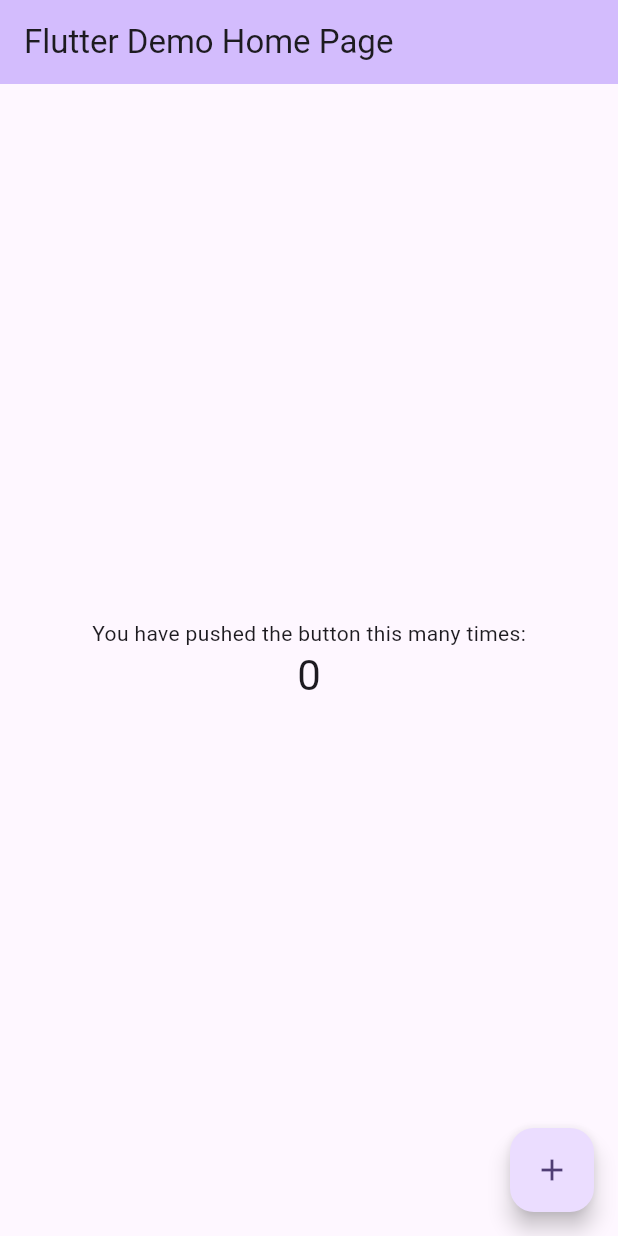
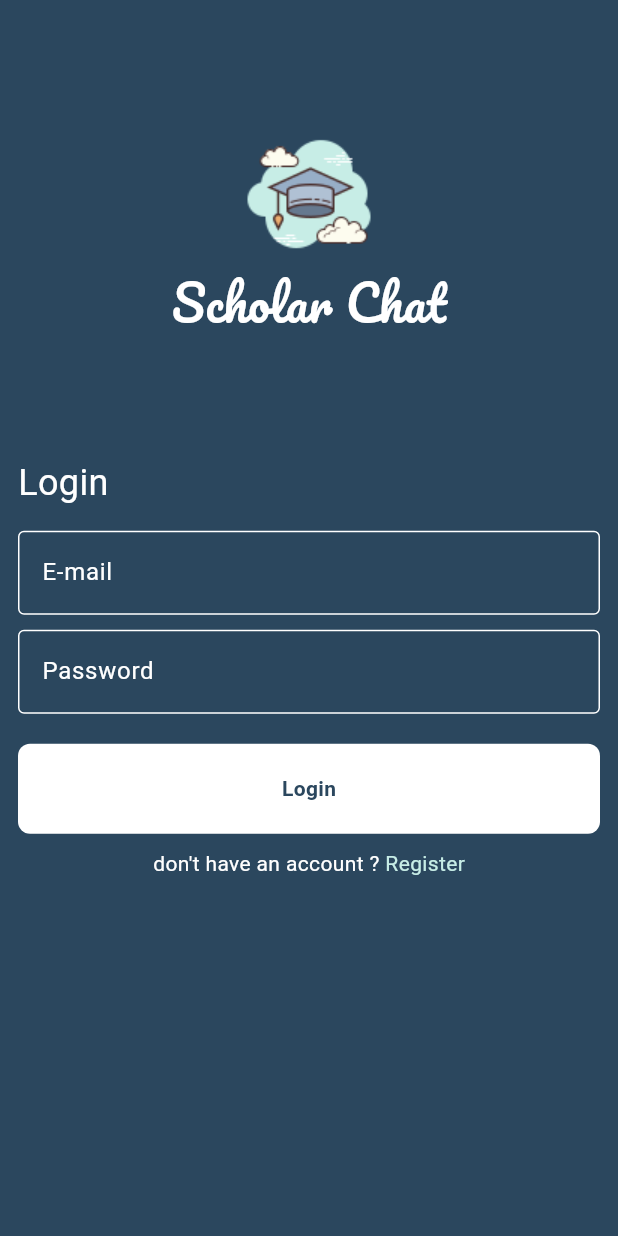
Before and after one commit to A-Elsawy/Chat-App, a Flutter app: the screen it shows after launch, on a phone screen of 412 x 824 dp. Run offline on Flutter 3.47's test engine with Material 3 defaults, Android fonts, the phone set to English and light mode, and no system bars.

```diff
--- a/lib/main.dart
+++ b/lib/main.dart
@@ -1,125 +1,22 @@
+import 'package:chat_app/pages/login_page.dart';
+import 'package:chat_app/pages/register_page.dart';
 import 'package:flutter/material.dart';
 
 void main() {
-  runApp(const MyApp());
+  runApp(const ChatApp());
 }
 
-class MyApp extends StatelessWidget {
-  const MyApp({super.key});
+class ChatApp extends StatelessWidget {
+  const ChatApp({super.key});
 
-  // This widget is the root of your application.
   @override
   Widget build(BuildContext context) {
     return MaterialApp(
-      title: 'Flutter Demo',
-      theme: ThemeData(
-        // This is the theme of your application.
-        //
-        // TRY THIS: Try running your application with "flutter run". You'll see
-        // the application has a purple toolbar. Then, without quitting the app,
-        // try changing the seedColor in the colorScheme below to Colors.green
-        // and then invoke "hot reload" (save your changes or press the "hot
-        // reload" button in a Flutter-supported IDE, or press "r" if you used
-        // the command line to start the app).
-        //
-        // Notice that the counter didn't reset back to zero; the application
-        // state is not lost during the reload. To reset the state, use hot
-        // restart instead.
-        //
-        // This works for code too, not just values: Most code changes can be
-        // tested with just a hot reload.
-        colorScheme: ColorScheme.fromSeed(seedColor: Colors.deepPurple),
-        useMaterial3: true,
-      ),
-      home: const MyHomePage(title: 'Flutter Demo Home Page'),
+      routes: {
+        LoginPage.routeName: (context) => const LoginPage(),
+        RegisterPage.routeName: (context) => const RegisterPage(),
+      },
+      initialRoute: LoginPage.routeName,
     );
   }
 }
-
-class MyHomePage extends StatefulWidget {
-  const MyHomePage({super.key, required this.title});
-
-  // This widget is the home page of your application. It is stateful, meaning
-  // that it has a State object (defined below) that contains fields that affect
-  // how it looks.
-
-  // This class is the configuration for the state. It holds the values (in this
-  // case the title) provided by the parent (in this case the App widget) and
-  // used by the build method of the State. Fields in a Widget subclass are
-  // always marked "final".
-
-  final String title;
-
-  @override
-  State<MyHomePage> createState() => _MyHomePageState();
-}
-
-class _MyHomePageState extends State<MyHomePage> {
-  int _counter = 0;
-
-  void _incrementCounter() {
-    setState(() {
-      // This call to setState tells the Flutter framework that something has
-      // changed in this State, which causes it to rerun the build method below
-      // so that the display can reflect the updated values. If we changed
-      // _counter without calling setState(), then the build method would not be
-      // called again, and so nothing would appear to happen.
-      _counter++;
-    });
-  }
-
-  @override
-  Widget build(BuildContext context) {
-    // This method is rerun every time setState is called, for instance as done
-    // by the _incrementCounter method above.
-    //
-    // The Flutter framework has been optimized to make rerunning build methods
-    // fast, so that you can just rebuild anything that needs updating rather
-    // than having to individually change instances of widgets.
-    return Scaffold(
-      appBar: AppBar(
-        // TRY THIS: Try changing the color here to a specific color (to
-        // Colors.amber, perhaps?) and trigger a hot reload to see the AppBar
-        // change color while the other colors stay the same.
-        backgroundColor: Theme.of(context).colorScheme.inversePrimary,
-        // Here we take the value from the MyHomePage object that was created by
-        // the App.build method, and use it to set our appbar title.
-        title: Text(widget.title),
-      ),
-      body: Center(
-        // Center is a layout widget. It takes a single child and positions it
-        // in the middle of the parent.
-        child: Column(
-          // Column is also a layout widget. It takes a list of children and
-          // arranges them vertically. By default, it sizes itself to fit its
-          // children horizontally, and tries to be as tall as its parent.
-          //
-          // Column has various properties to control how it sizes itself and
-          // how it positions its children. Here we use mainAxisAlignment to
-          // center the children vertically; the main axis here is the vertical
-          // axis because Columns are vertical (the cross axis would be
-          // horizontal).
-          //
-          // TRY THIS: Invoke "debug painting" (choose the "Toggle Debug Paint"
-          // action in the IDE, or press "p" in the console), to see the
-          // wireframe for each widget.
-          mainAxisAlignment: MainAxisAlignment.center,
-          children: <Widget>[
-            const Text(
-              'You have pushed the button this many times:',
-            ),
-            Text(
-              '$_counter',
-              style: Theme.of(context).textTheme.headlineMedium,
-            ),
-          ],
-        ),
-      ),
-      floatingActionButton: FloatingActionButton(
-        onPressed: _incrementCounter,
-        tooltip: 'Increment',
-        child: const Icon(Icons.add),
-      ), // This trailing comma makes auto-formatting nicer for build methods.
-    );
-  }
-}
--- /dev/null
+++ b/lib/pages/login_page.dart
@@ -0,0 +1,96 @@
+import 'package:chat_app/pages/register_page.dart';
+import 'package:chat_app/widgets/custom_button.dart';
+import 'package:chat_app/widgets/custom_text_field.dart';
+import 'package:flutter/material.dart';
+
+class LoginPage extends StatelessWidget {
+  static const String routeName = 'Login-Page';
+
+  const LoginPage({super.key});
+
+  @override
+  Widget build(BuildContext context) {
+    return Scaffold(
+      backgroundColor: const Color(0xFF2B475E),
+      body: Padding(
+        padding: const EdgeInsets.symmetric(
+          horizontal: 12,
+        ),
+        child: Column(
+          children: [
+            const Spacer(
+              flex: 1,
+            ),
+            Image.asset('assets/images/scholar.png'),
+            const Text(
+              'Scholar Chat',
+              style: TextStyle(
+                fontSize: 32,
+                color: Colors.white,
+                fontFamily: 'pacifico',
+              ),
+            ),
+            const Spacer(
+              flex: 1,
+            ),
+            const Row(
+              children: [
+                Text(
+                  'Login',
+                  style: TextStyle(
+                    fontSize: 24,
+                    color: Colors.white,
+                  ),
+                ),
+              ],
+            ),
+            const SizedBox(
+              height: 15,
+            ),
+            const CustomTextField(
+              hintText: 'E-mail',
+            ),
+            const SizedBox(
+              height: 10,
+            ),
+            const CustomTextField(
+              hintText: 'Password',
+            ),
+            const SizedBox(
+              height: 20,
+            ),
+            const CustomButton(text: 'Login'),
+            const SizedBox(
+              height: 10,
+            ),
+            Row(
+              mainAxisAlignment: MainAxisAlignment.center,
+              children: [
+                const Text(
+                  'don\'t have an account ?',
+                  style: TextStyle(
+                    color: Colors.white,
+                  ),
+                ),
+                GestureDetector(
+                  onTap: () {
+                    Navigator.pushNamed(context, RegisterPage.routeName);
+                  },
+                  child: const Text(
+                    ' Register',
+                    style: TextStyle(
+                      color: Color(0xFFC7EDE6),
+                    ),
+                  ),
+                ),
+              ],
+            ),
+            const Spacer(
+              flex: 3,
+            ),
+          ],
+        ),
+      ),
+    );
+  }
+}
--- /dev/null
+++ b/lib/widgets/custom_button.dart
@@ -0,0 +1,31 @@
+import 'package:flutter/material.dart';
+
+class CustomButton extends StatelessWidget {
+  final String? text;
+  const CustomButton({
+    super.key,
+    this.text,
+  });
+
+  @override
+  Widget build(BuildContext context) {
+    return GestureDetector(
+      child: Container(
+        width: double.infinity,
+        height: 60,
+        decoration: BoxDecoration(
+          color: Colors.white,
+          borderRadius: BorderRadius.circular(8),
+        ),
+        alignment: Alignment.center,
+        child: Text(
+          text!,
+          style: const TextStyle(
+            color: Color(0xFF2B475E),
+            fontWeight: FontWeight.bold,
+          ),
+        ),
+      ),
+    );
+  }
+}
--- /dev/null
+++ b/lib/widgets/custom_text_field.dart
@@ -0,0 +1,36 @@
+import 'package:flutter/material.dart';
+
+class CustomTextField extends StatelessWidget {
+  final String? hintText;
+  const CustomTextField({
+    super.key,
+    this.hintText,
+  });
+
+  @override
+  Widget build(BuildContext context) {
+    return TextField(
+      decoration: InputDecoration(
+        // focusedBorder: OutlineInputBorder(
+        //   borderSide: BorderSide(
+        //     color: Colors.white,
+        //   ),
+        // ),
+        hintText: hintText,
+        hintStyle: const TextStyle(
+          color: Colors.white,
+        ),
+        enabledBorder: const OutlineInputBorder(
+          borderSide: BorderSide(
+            color: Colors.white,
+          ),
+        ),
+        border: const OutlineInputBorder(
+          borderSide: BorderSide(
+            color: Colors.white,
+          ),
+        ),
+      ),
+    );
+  }
+}
```
Also changed, not shown: lib/pages/register_page.dart (added, +112 -0 lines), pubspec.yaml (+7 -1 lines), pubspec.lock, 1 other file.
